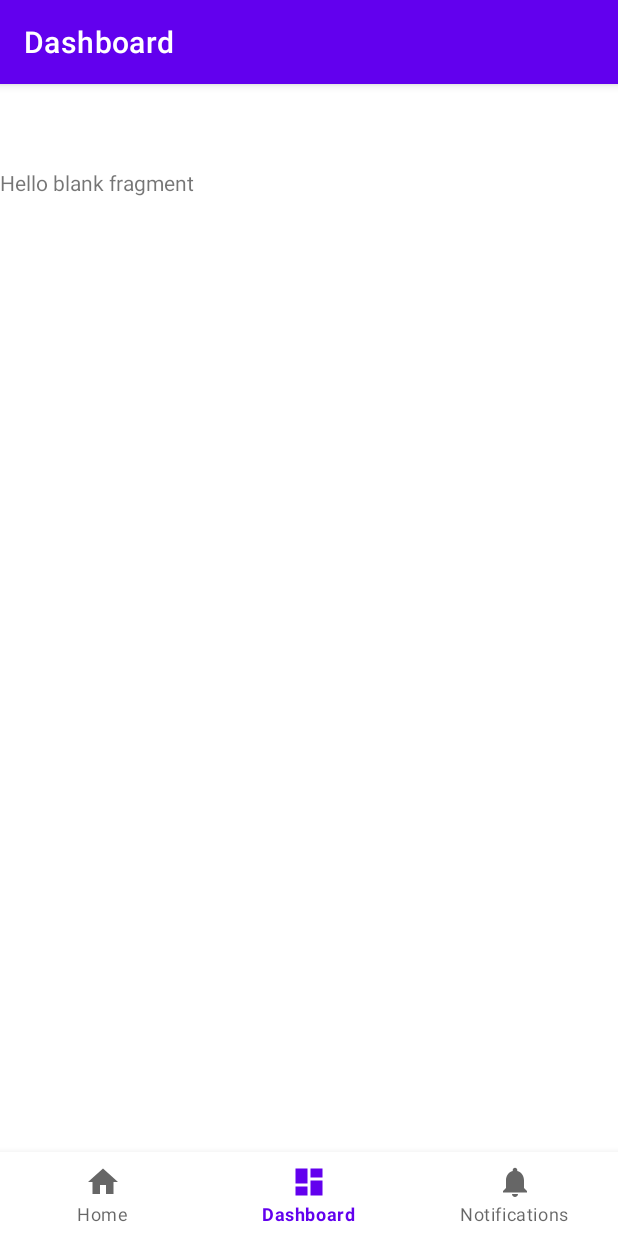
After one commit to aldourtusuastegui/MovieTime, an Android app: the MoviesFragment screen opened through its navigation route, on a phone screen of 412 x 824 dp. The commit adds this screen. Run offline under Robolectric (Android 15) with nearby library versions, the phone set to English and light mode, and no system bars; our stand-ins replace Dagger/Hilt's generated code, Room's generated code, navigation-ui; pictures from the network do not load.

Commit message:
created moviesFragment and MoviesViewModel

```diff
--- /dev/null
+++ b/app/src/main/java/com/acsoft/movietime/feature_movies/presentation/MoviesFragment.kt
@@ -0,0 +1,33 @@
+package com.acsoft.movietime.feature_movies.presentation
+
+import android.os.Bundle
+import androidx.fragment.app.Fragment
+import android.view.LayoutInflater
+import android.view.View
+import android.view.ViewGroup
+import androidx.fragment.app.viewModels
+import com.acsoft.movietime.R
+import com.acsoft.movietime.databinding.FragmentMoviesBinding
+import dagger.hilt.android.AndroidEntryPoint
+
+@AndroidEntryPoint
+class MoviesFragment : Fragment() {
+
+    private var _binding: FragmentMoviesBinding? = null
+
+    private val binding get() = _binding!!
+
+    private val moviesViewModel: MoviesViewModel by viewModels()
+
+    override fun onCreateView(
+        inflater: LayoutInflater, container: ViewGroup?,
+        savedInstanceState: Bundle?
+    ): View {
+        return inflater.inflate(R.layout.fragment_movies, container, false)
+    }
+
+    override fun onViewCreated(view: View, savedInstanceState: Bundle?) {
+        super.onViewCreated(view, savedInstanceState)
+        moviesViewModel.getPopularMovies()
+    }
+}
--- /dev/null
+++ b/app/src/main/java/com/acsoft/movietime/feature_movies/presentation/MoviesViewModel.kt
@@ -0,0 +1,35 @@
+package com.acsoft.movietime.feature_movies.presentation
+
+import androidx.lifecycle.LiveData
+import androidx.lifecycle.MutableLiveData
+import androidx.lifecycle.ViewModel
+import androidx.lifecycle.viewModelScope
+import com.acsoft.movietime.core.Result
+import com.acsoft.movietime.feature_movies.domain.entities.MovieList
+import com.acsoft.movietime.feature_movies.domain.usecase.GetPopularMoviesUseCase
+import dagger.hilt.android.lifecycle.HiltViewModel
+import kotlinx.coroutines.launch
+import javax.inject.Inject
+
+@HiltViewModel
+class MoviesViewModel @Inject constructor(
+    private val getPopularMoviesUseCase: GetPopularMoviesUseCase
+) : ViewModel() {
+
+    private val _popularMoviesList = MutableLiveData<Result<MovieList>>()
+    val popularMoviesList: LiveData<Result<MovieList>> get() = _popularMoviesList
+
+    fun getPopularMovies() {
+        viewModelScope.launch {
+            try {
+                _popularMoviesList.value = Result.Loading
+                getPopularMoviesUseCase.invoke().collect { result ->
+                    _popularMoviesList.value = result
+                }
+            } catch (e: Exception) {
+                _popularMoviesList.value = Result.Failure("An unexpected error occurred: ${e.message}")
+            }
+        }
+    }
+
+}
--- /dev/null
+++ b/app/src/main/res/layout/fragment_movies.xml
@@ -0,0 +1,14 @@
+<?xml version="1.0" encoding="utf-8"?>
+<FrameLayout xmlns:android="http://schemas.android.com/apk/res/android"
+    xmlns:tools="http://schemas.android.com/tools"
+    android:layout_width="match_parent"
+    android:layout_height="match_parent"
+    tools:context=".feature_movies.presentation.MoviesFragment">
+
+    <!-- TODO: Update blank fragment layout -->
+    <TextView
+        android:layout_width="match_parent"
+        android:layout_height="match_parent"
+        android:text="@string/hello_blank_fragment" />
+
+</FrameLayout>
--- a/app/src/main/res/navigation/mobile_navigation.xml
+++ b/app/src/main/res/navigation/mobile_navigation.xml
@@ -13,9 +13,9 @@
 
     <fragment
         android:id="@+id/navigation_dashboard"
-        android:name="com.acsoft.movietime.ui.dashboard.DashboardFragment"
+        android:name="com.acsoft.movietime.feature_movies.presentation.MoviesFragment"
         android:label="@string/title_dashboard"
-        tools:layout="@layout/fragment_dashboard" />
+        tools:layout="@layout/fragment_movies" />
 
     <fragment
         android:id="@+id/navigation_notifications"
```
